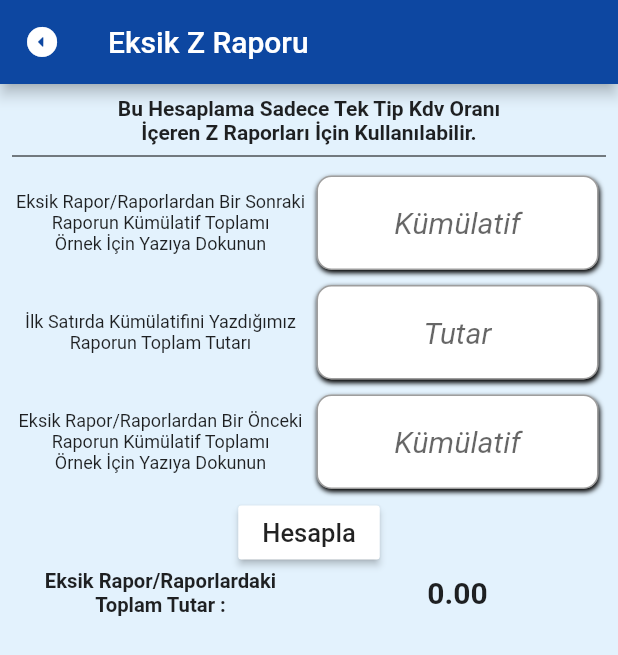
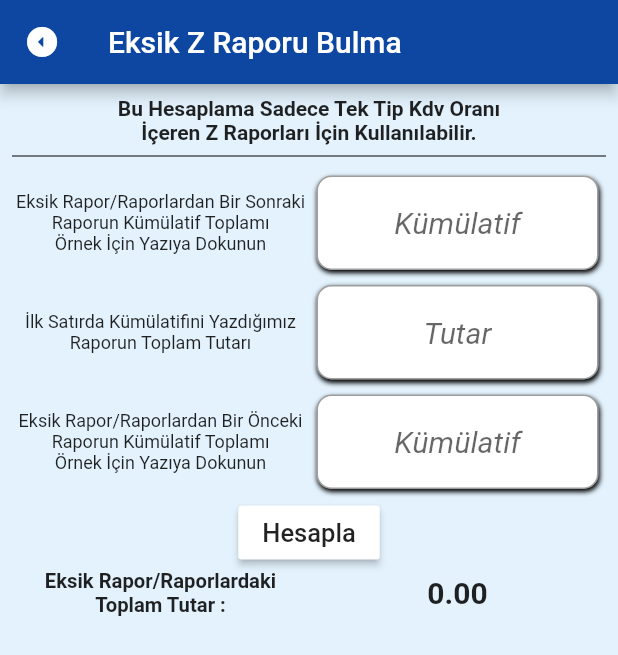
Before and after one commit to batuhansavas-yilmaz/topluhesaplayici, a Flutter app: the screen it shows after launch, after a tap on "Eksik Z Raporu", on a phone screen of 412 x 824 dp. Shown: the top 655 px of the screen. Run offline on Flutter 3.47's test engine with Material 2 defaults, Android fonts, the phone set to English and light mode, and no system bars; missing offline and left inert: firebase_admob; accounts and stored records are empty.

Commit message:
"yayına hazır  "

```diff
--- /dev/null
+++ b/lib/admobIslemleri.dart
@@ -0,0 +1,35 @@
+import 'package:firebase_admob/firebase_admob.dart';
+
+class AdmobIslemleri {
+  static final String AppIdCanli = "ca-app-pub-9520376060064699~6369844951";
+  static final String AppIdTest = FirebaseAdMob.testAppId;
+static final String bannerCanli ="ca-app-pub-9520376060064699/8218290850";
+  static admobInitialize() {
+    FirebaseAdMob.instance.initialize(appId: AppIdCanli);
+  }
+
+  static final MobileAdTargetingInfo targetingInfo = MobileAdTargetingInfo(
+    keywords: <String>[
+      'flutter',
+      'invoice',
+      'tax',
+      'tools',
+      'solver',
+      'aquarium',
+      'fish'
+    ],
+    childDirected: false,
+    testDevices: <String>[], // Android emulators are considered test devices
+  );
+
+  static BannerAd buildBannerAd(){
+    return BannerAd(
+      adUnitId: bannerCanli,
+      size: AdSize.smartBanner,
+      targetingInfo: targetingInfo,
+      listener: (MobileAdEvent event) {
+        print("BannerAd event is $event");
+      },
+    );
+  }
+}
--- a/lib/akvaryum.dart
+++ b/lib/akvaryum.dart
@@ -363,6 +363,8 @@ class _AquariumState extends State<Aquarium> {
                       ],
                     ),
                   ),
+                ), SizedBox(
+                  height: 70,
                 ),
               ],
             ),
--- a/lib/kdvHesaplayicisi.dart
+++ b/lib/kdvHesaplayicisi.dart
@@ -41,7 +41,7 @@ class KdvHesaplayicisiState extends State<KdvHesaplayicisi> {
           ),
         ),
 
-        title: Text("Kdv Hesaplayicisi"),
+        title: Text("KDV Hesaplayıcısı"),
       ),
 
       body: Column(
--- a/lib/main.dart
+++ b/lib/main.dart
@@ -1,11 +1,13 @@
-
+import 'package:firebase_admob/firebase_admob.dart';
 import 'package:flutter/cupertino.dart';
 
 import 'package:flutter/material.dart';
+import 'package:flutter/services.dart';
 import 'package:toplu_hesaplayici/kdvHesaplayicisi.dart';
 import 'package:toplu_hesaplayici/zraporu.dart';
 import 'package:toplu_hesaplayici/vucutKitleEndeksi.dart';
 import 'GorevButonlari.dart';
+import 'admobIslemleri.dart';
 import 'akvaryum.dart';
 
 void main() {
@@ -15,14 +17,13 @@ void main() {
 class MyApp extends StatelessWidget {
   @override
   Widget build(BuildContext context) {
-    return  MaterialApp(
+    return MaterialApp(
       theme: ThemeData(
           primaryColor: Colors.blue[900],
           scaffoldBackgroundColor: Colors.blue.shade50),
       title: "HesapMatik",
       debugShowCheckedModeBanner: false,
       home: HomePage(),
-
     );
   }
 }
@@ -34,15 +35,26 @@ class HomePage extends StatefulWidget {
 
 class _HomePageState extends State<HomePage> {
   @override
-  // void initState() {
-  //   super.initState();
-  //   SystemChrome.setPreferredOrientations([
-  //     DeviceOrientation.portraitUp,
-  //     DeviceOrientation.portraitDown,
-  //   ]);
-  // }
+  BannerAd myBanner;
+
+  void initState() {super.initState();
+    AdmobIslemleri.admobInitialize();
+    myBanner = AdmobIslemleri.buildBannerAd();
+    myBanner.load();
+
+    SystemChrome.setPreferredOrientations([
+      DeviceOrientation.portraitUp,
+      DeviceOrientation.portraitDown,
+    ]);
+  }
+
+  void dispose() {
+    myBanner.dispose();
+    super.dispose();
+  }
 
   Widget build(BuildContext context) {
+    myBanner.show();
     return Scaffold(
       appBar: AppBar(
         title: Text("HesapMatik"),
@@ -150,11 +162,15 @@ class _HomePageState extends State<HomePage> {
               height: 70,
             ),
           ),
-          GorevButonlari(text:Text(""),image: Center(
-            child: Container(alignment: Alignment.center,
+          GorevButonlari(
+            text: Text(""),
+            image: Center(
+              child: Container(
+                alignment: Alignment.center,
                 child: Image(
                   image: AssetImage("assets/loading.png"),
-                  height: 80,),
+                  height: 80,
+                ),
               ),
             ),
             navigator: () {
@@ -170,7 +186,10 @@ class _HomePageState extends State<HomePage> {
                                 Text(
                                   "Eklenmesini İstediğiniz Yeni Hesaplayıcılar İçin Bizimle İletişime Geçebilirsiniz",
                                   style: TextStyle(fontSize: 16),
-                            ),SizedBox(height: 10,),
+                                ),
+                                SizedBox(
+                                  height: 10,
+                                ),
                                 Text("batuhansavasyilmaztr@gmail.com",
                                     style: TextStyle(fontSize: 12.20)),
                               ],
@@ -186,6 +205,12 @@ class _HomePageState extends State<HomePage> {
                             ]));
               });
             },
+          ), SizedBox(
+            height: 10,
+          ), SizedBox(
+            height: 10,
+          ), SizedBox(
+            height: 10,
           ),
         ],
       ),
--- a/lib/zraporu.dart
+++ b/lib/zraporu.dart
@@ -36,7 +36,7 @@ class _ZRaporuState extends State<ZRaporu> {
           ),
         ),
 
-        title: Text("Eksik Z Raporu"),
+        title: Text("Eksik Z Raporu Bulma"),
       ),
 
       body: Column(children: [
--- a/pubspec.yaml
+++ b/pubspec.yaml
@@ -23,6 +23,7 @@ environment:
 dependencies:
   flutter:
     sdk: flutter
+  firebase_admob: ^0.10.0+2
   device_preview: ^0.4.8
 
   # The following adds the Cupertino Icons font to your application.
```
Also changed, not shown: pubspec.lock, 4 other files. Lines whose indentation alone changed are shown as unchanged.
